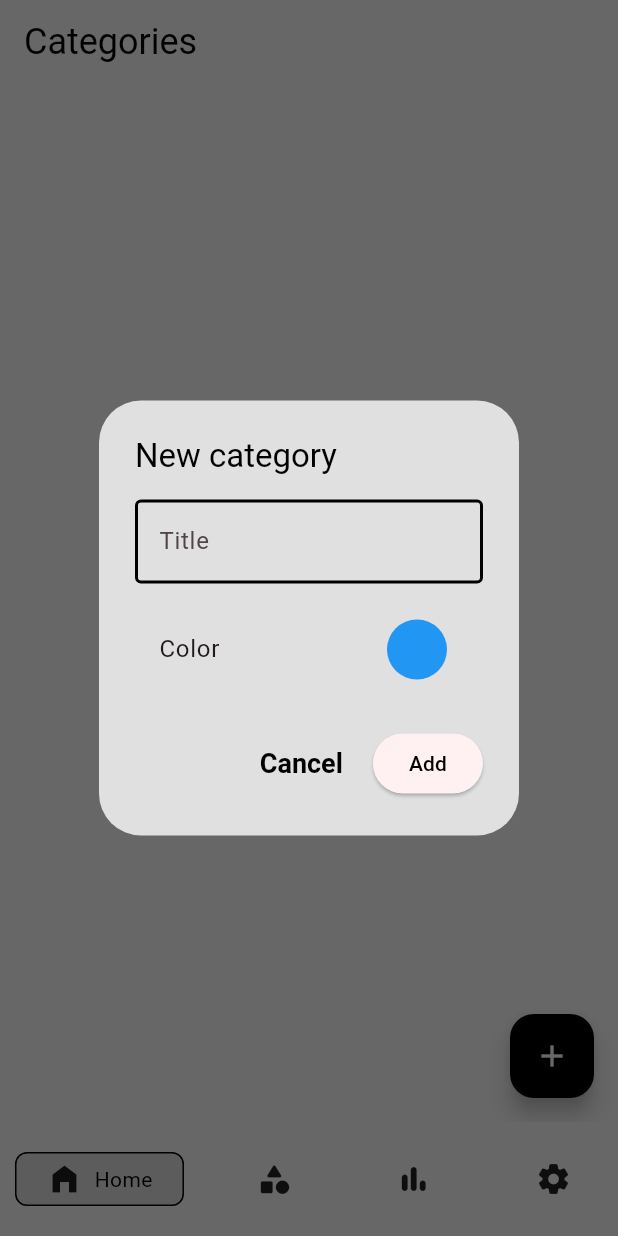
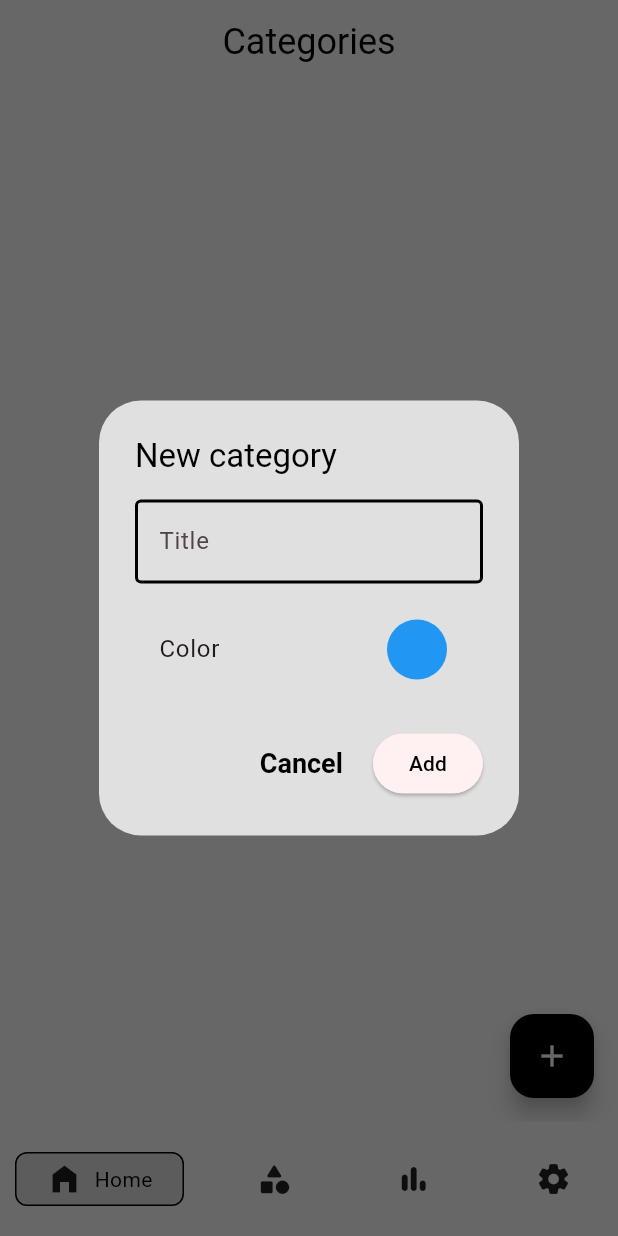
Before and after one commit to printHelloworldd/time_trace, a Flutter app: the CategoryPage screen opened by its route, after a tap on the "add" icon, on a phone screen of 412 x 824 dp. Run offline on Flutter 3.47's test engine with Material 3 defaults, Android fonts, the phone set to English and light mode, and no system bars; drawn by our look-alikes of google_nav_bar; our stand-ins replace csv, drift, file_picker, fl_chart, flutter_bloc, flutter_colorpicker and 4 more; accounts and stored records are empty; generated files the repository leaves out were written again.

Commit message:
Fixed: Crash on launch caused by wrong MainActivity package and version issues; Saving material icon in local DB; Changed: Privacy policy and terms with conditions url

```diff
--- a/lib/model/category_mapper.dart
+++ b/lib/model/category_mapper.dart
@@ -12,7 +12,7 @@ class CategoryMapper {
       color: Color(entity.colorValue),
       icon:
           entity.iconCodePoint != null
-              ? IconData(entity.iconCodePoint!, fontFamily: 'MaterialIcons')
+              ? const IconData(0xe87c, fontFamily: 'MaterialIcons')
               : null,
     );
   }
--- a/lib/view/pages/category_page.dart
+++ b/lib/view/pages/category_page.dart
@@ -12,7 +12,7 @@ class CategoryPage extends StatelessWidget {
   @override
   Widget build(BuildContext context) {
     return Scaffold(
-      appBar: AppBar(title: const Text('Categories')),
+      appBar: AppBar(title: const Text('Categories'), centerTitle: true),
       body: SafeArea(
         child: Padding(
           padding: const EdgeInsets.symmetric(horizontal: 10),
--- a/lib/view/pages/settings_page.dart
+++ b/lib/view/pages/settings_page.dart
@@ -17,9 +17,9 @@ class _SettingsPageState extends State<SettingsPage> {
   bool _isLoading = false;
 
   static const privacyPolicyUrl =
-      "https://www.termsfeed.com/live/5087524d-37bd-4cfb-853d-0b53dfc417c3";
+      "https://www.freeprivacypolicy.com/live/755f6a2b-6302-4b84-a68c-60f1c88fc4a0";
   static const termsConditionsUrl =
-      "https://www.termsfeed.com/live/9c216b28-0070-483f-aa08-3dfb9f37f283";
+      "https://www.freeprivacypolicy.com/live/283b59bf-0981-48dc-a9a2-3e4518bcdeca";
 
   Future<void> _exportAndShare() async {
     setState(() => _isLoading = true);
```
Also changed, not shown: 119 other files.
